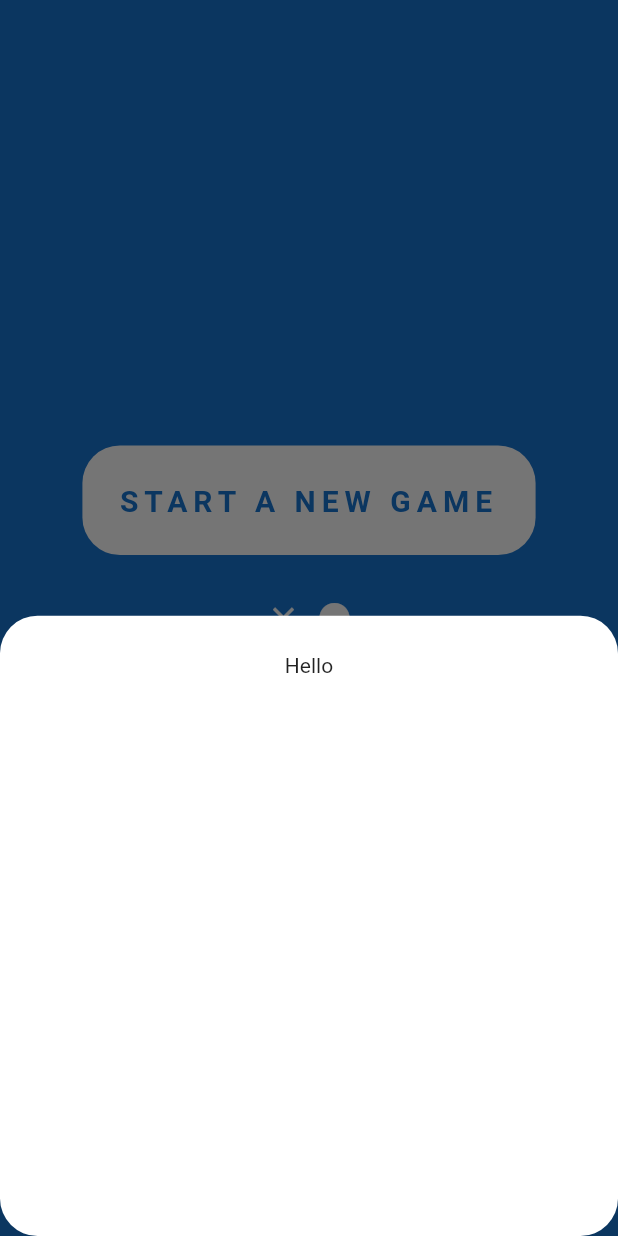
After one commit to hridaypradhan/tic-tac-toe, a Flutter app: the ChoiceScreen screen opened by its route, after a tap on "JOIN AN EXISTING GAME", on a phone screen of 412 x 824 dp. The commit adds this screen. Run offline on Flutter 3.47's test engine with Material 2 defaults, Android fonts, the phone set to English and light mode, and no system bars; our stand-ins replace connectivity, device_preview, page_transition; missing offline and left inert: animated_widgets.

Commit message:
Started editing Join a Game functionality

```diff
--- /dev/null
+++ b/lib/components/ButtonTemplate.dart
@@ -0,0 +1,34 @@
+import 'package:flutter/material.dart';
+
+import '../constants.dart';
+
+class ButtonTemplate extends StatelessWidget {
+  final String text;
+  final Function tapFunction;
+
+  ButtonTemplate({@required this.text, @required this.tapFunction});
+
+  @override
+  Widget build(BuildContext context) {
+    return GestureDetector(
+      onTap: tapFunction,
+      child: Container(
+        padding: EdgeInsets.all(25.0),
+        decoration: BoxDecoration(
+          color: kSecondaryColor,
+          borderRadius: BorderRadius.circular(25),
+        ),
+        child: Text(
+          text.toUpperCase(),
+          textAlign: TextAlign.center,
+          style: TextStyle(
+            fontWeight: FontWeight.bold,
+            fontSize: 20.0,
+            color: kThemeColor,
+            letterSpacing: 4.0,
+          ),
+        ),
+      ),
+    );
+  }
+}
--- a/lib/GridSquare.dart
+++ b/lib/components/GridSquare.dart
@@ -1,5 +1,5 @@
 import 'package:flutter/material.dart';
-import 'constants.dart';
+import '../constants.dart';
 
 class GridSquare extends StatelessWidget {
   final IconData icon;
--- /dev/null
+++ b/lib/screens/ChoiceScreen.dart
@@ -0,0 +1,62 @@
+import 'package:flutter/material.dart';
+import 'package:flutter_app/components/ButtonTemplate.dart';
+import 'package:flutter_app/constants.dart';
+import 'package:flutter_app/screens/NewGameScreen.dart';
+
+class ChoiceScreen extends StatefulWidget {
+  static const String id = 'choice_screen';
+
+  @override
+  _ChoiceScreenState createState() => _ChoiceScreenState();
+}
+
+class _ChoiceScreenState extends State<ChoiceScreen> {
+  @override
+  Widget build(BuildContext context) {
+    return Scaffold(
+      backgroundColor: kThemeColor,
+      body: Center(
+        child: Column(
+          mainAxisAlignment: MainAxisAlignment.center,
+          children: [
+            ButtonTemplate(
+              text: 'Start a new game',
+              tapFunction: () {
+                Navigator.pushNamed(context, NewGameScreen.id);
+              },
+            ),
+            SizedBox(
+              height: 30.0,
+            ),
+            kGameSymbol,
+            SizedBox(
+              height: 30.0,
+            ),
+            ButtonTemplate(
+              text: 'Join an existing game',
+              tapFunction: () {
+                showModalBottomSheet(
+                  backgroundColor: Colors.transparent,
+                  context: context,
+                  builder: (context) => Container(
+                    decoration: BoxDecoration(
+                      color: Colors.white,
+                      borderRadius: BorderRadius.circular(25.0),
+                    ),
+                    margin: EdgeInsets.only(top: 50.0),
+                    padding: EdgeInsets.all(25.0),
+                    child: Column(
+                      children: [
+                        Text('Hello'),
+                      ],
+                    ),
+                  ),
+                );
+              },
+            ),
+          ],
+        ),
+      ),
+    );
+  }
+}
--- a/lib/screens/GameScreen.dart
+++ b/lib/screens/GameScreen.dart
@@ -1,5 +1,5 @@
 import 'package:flutter/material.dart';
-import 'package:flutter_app/GridSquare.dart';
+import 'file:///C:/Users/hrida/Documents/Flutter%20Learning/tic_tac_toe/flutter_app/lib/components/GridSquare.dart';
 import 'package:flutter_app/constants.dart';
 
 class GameScreen extends StatefulWidget {
--- a/lib/screens/NewGameScreen.dart
+++ b/lib/screens/NewGameScreen.dart
@@ -1,6 +1,5 @@
 import 'package:flutter/material.dart';
 import 'package:flutter_app/constants.dart';
-
 import 'GameScreen.dart';
 
 class NewGameScreen extends StatefulWidget {
--- a/lib/screens/TitleScreen.dart
+++ b/lib/screens/TitleScreen.dart
@@ -3,7 +3,7 @@ import 'package:animated_widgets/animated_widgets.dart';
 import 'package:connectivity/connectivity.dart';
 import 'package:flutter/cupertino.dart';
 import 'package:flutter/material.dart';
-import 'package:flutter_app/screens/CodeScreen.dart';
+import 'package:flutter_app/screens/ChoiceScreen.dart';
 import '../constants.dart';
 
 class TitleScreen extends StatefulWidget {
@@ -108,7 +108,7 @@ class _TitleScreenState extends State<TitleScreen> {
                   ),
                 ),
                 onPressed: () {
-                  Navigator.pushNamed(context, CodeScreen.id);
+                  Navigator.pushNamed(context, ChoiceScreen.id);
                 },
               ),
             ),
```
Also changed, not shown: lib/main.dart (+5 -4 lines), lib/screens/CodeScreen.dart (deleted, +0 -68 lines).
